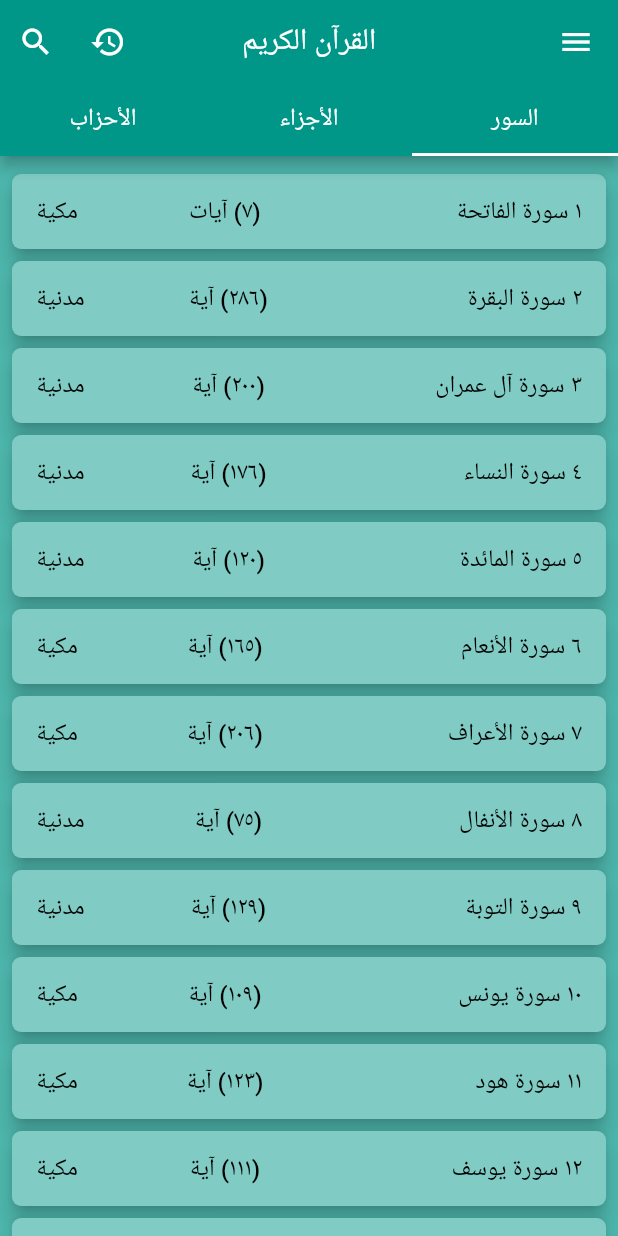
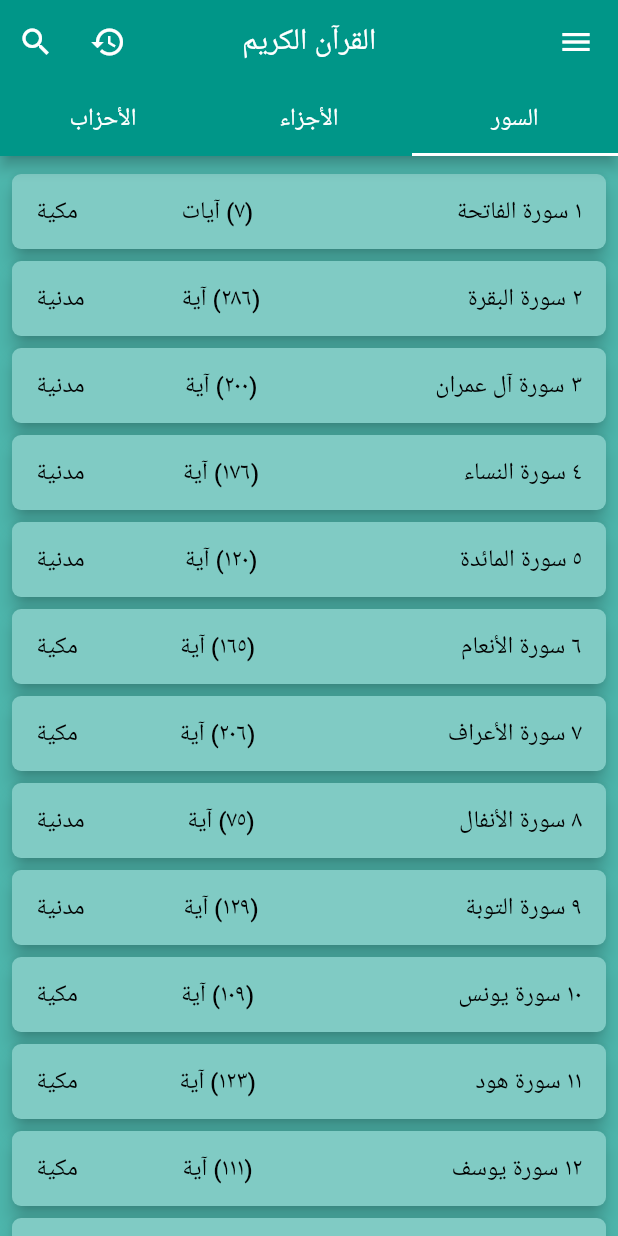
Before and after one commit to albajry/myquran, a Flutter app: the screen it shows after launch, on a phone screen of 412 x 824 dp. Run offline on Flutter 3.47's test engine with Material 2 defaults, Android fonts, the light colour scheme and no system bars; our stand-ins replace adhan, carousel_slider, connectivity, fluttertoast, geocoding, geolocator and 6 more; missing offline and left inert: flutter_downloader, flutter_qiblah, flutter_share; accounts and stored records are empty; statements that could not run were skipped; project files that could hold a hidden picture were left out.

Commit message:
page: book_pages.dart line: 66 change: height*0.07 -> height*0.09; page: widgets.dart line 27 change width: 140 - 150

```diff
--- a/lib/constant/widgets.dart
+++ b/lib/constant/widgets.dart
@@ -24,7 +24,7 @@ Widget sowerList(){
                         MainAxisAlignment.spaceBetween,
                         children: [
                           SizedBox(
-                              width: 140,
+                              width: 150,
                               child: Text(replaceArabicNumber((index+1).toString())+
                                   ' سورة ${sorah[index][0]}',
                                 style: const TextStyle(fontSize: 16.0, color: Colors.black,),
```
Also changed, not shown: lib/pages/book_pages.dart (+2 -5 lines).
